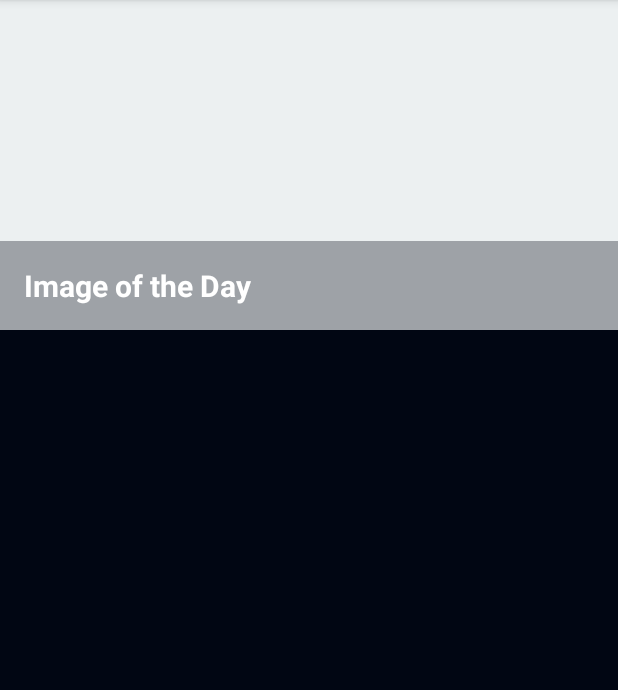
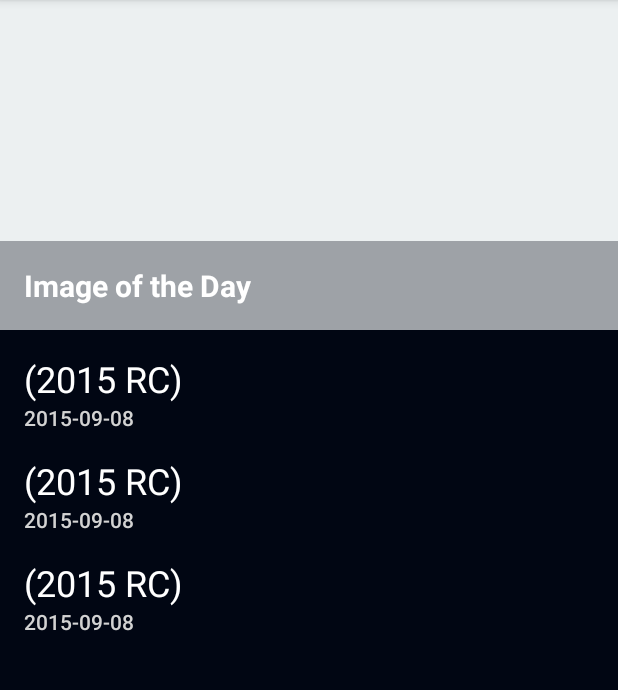
Before and after one commit to ahmed2hamy/AsteroidRadar, an Android app: the screen it shows after launch (MainActivity), on a phone screen of 412 x 824 dp, the part 84-774 px from its top. Run offline under Robolectric (Android 15) with nearby library versions, the phone set to English and light mode, and no system bars; our stand-ins replace data binding; 1 statement that could not run was skipped.

Commit message:
Added AsteroidRecyclerView with fake manually created asteroids

```diff
--- a/app/src/main/java/com/udacity/asteroidradar/BindingAdapters.kt
+++ b/app/src/main/java/com/udacity/asteroidradar/BindingAdapters.kt
@@ -3,6 +3,14 @@ package com.udacity.asteroidradar
 import android.widget.ImageView
 import android.widget.TextView
 import androidx.databinding.BindingAdapter
+import androidx.recyclerview.widget.RecyclerView
+import com.udacity.asteroidradar.main.MainFragmentAdapter
+
+@BindingAdapter("asteroidsList")
+fun bindAsteroids(recyclerView: RecyclerView, data: List<Asteroid>?){
+    val adapter = recyclerView.adapter as MainFragmentAdapter
+    adapter.submitList(data)
+}
 
 @BindingAdapter("statusIcon")
 fun bindAsteroidStatusImage(imageView: ImageView, isHazardous: Boolean) {
--- a/app/src/main/java/com/udacity/asteroidradar/main/MainFragment.kt
+++ b/app/src/main/java/com/udacity/asteroidradar/main/MainFragment.kt
@@ -13,12 +13,18 @@ class MainFragment : Fragment() {
         ViewModelProvider(this)[MainViewModel::class.java]
     }
 
-    override fun onCreateView(inflater: LayoutInflater, container: ViewGroup?,
-                              savedInstanceState: Bundle?): View {
+    override fun onCreateView(
+        inflater: LayoutInflater, container: ViewGroup?,
+        savedInstanceState: Bundle?
+    ): View {
         val binding = FragmentMainBinding.inflate(inflater)
         binding.lifecycleOwner = this
 
         binding.viewModel = viewModel
+
+        binding.asteroidRecycler.adapter = MainFragmentAdapter(MainFragmentAdapter.OnClickListener {
+
+        })
 
         setHasOptionsMenu(true)
 
--- /dev/null
+++ b/app/src/main/java/com/udacity/asteroidradar/main/MainFragmentAdapter.kt
@@ -0,0 +1,48 @@
+package com.udacity.asteroidradar.main
+
+import android.view.LayoutInflater
+import android.view.ViewGroup
+import androidx.recyclerview.widget.DiffUtil
+import androidx.recyclerview.widget.ListAdapter
+import androidx.recyclerview.widget.RecyclerView
+import com.udacity.asteroidradar.Asteroid
+import com.udacity.asteroidradar.databinding.AsteroidItemViewBinding
+
+class MainFragmentAdapter(val onClickListener: OnClickListener) :
+    ListAdapter<Asteroid, MainFragmentAdapter.AsteroidViewHolder>(DiffCallback) {
+
+
+    class AsteroidViewHolder(private val binding: AsteroidItemViewBinding) :
+        RecyclerView.ViewHolder(binding.root) {
+        fun bind(item: Asteroid) {
+            binding.asteroid = item
+            binding.executePendingBindings()
+        }
+    }
+
+    class OnClickListener(val clickListener: (asteroid: Asteroid) -> Unit) {
+        fun onClick(asteroid: Asteroid) = clickListener(asteroid)
+    }
+
+    companion object DiffCallback : DiffUtil.ItemCallback<Asteroid>() {
+        override fun areItemsTheSame(oldItem: Asteroid, newItem: Asteroid): Boolean {
+            return oldItem === newItem
+        }
+
+        override fun areContentsTheSame(oldItem: Asteroid, newItem: Asteroid): Boolean {
+            return oldItem.id == newItem.id
+        }
+
+    }
+
+    override fun onCreateViewHolder(parent: ViewGroup, viewType: Int): AsteroidViewHolder {
+        val inflater = LayoutInflater.from(parent.context)
+        val binding = AsteroidItemViewBinding.inflate(inflater, parent, false)
+        return AsteroidViewHolder(binding)
+    }
+
+    override fun onBindViewHolder(holder: AsteroidViewHolder, position: Int) {
+        val item = getItem(position)
+        holder.bind(item)
+    }
+}
--- a/app/src/main/java/com/udacity/asteroidradar/main/MainViewModel.kt
+++ b/app/src/main/java/com/udacity/asteroidradar/main/MainViewModel.kt
@@ -1,6 +1,36 @@
 package com.udacity.asteroidradar.main
 
+import androidx.lifecycle.LiveData
+import androidx.lifecycle.MutableLiveData
 import androidx.lifecycle.ViewModel
+import com.udacity.asteroidradar.Asteroid
 
 class MainViewModel : ViewModel() {
+    private val _asteroidList = MutableLiveData<List<Asteroid>>()
+
+    val asteroidList: LiveData<List<Asteroid>>
+        get() = _asteroidList
+
+    init {
+        _asteroidList.value = listOf(
+            Asteroid(
+                id = 120, codename = "(2015 RC)", closeApproachDate = "2015-09-08",
+                absoluteMagnitude = 24.3, estimatedDiameter = 0.0820427065,
+                relativeVelocity = 19.4850295284, distanceFromEarth = 0.0269230459,
+                isPotentiallyHazardous = false
+            ),
+            Asteroid(
+                id = 120, codename = "(2015 RC)", closeApproachDate = "2015-09-08",
+                absoluteMagnitude = 24.3, estimatedDiameter = 0.0820427065,
+                relativeVelocity = 19.4850295284, distanceFromEarth = 0.0269230459,
+                isPotentiallyHazardous = true
+            ),
+            Asteroid(
+                id = 120, codename = "(2015 RC)", closeApproachDate = "2015-09-08",
+                absoluteMagnitude = 24.3, estimatedDiameter = 0.0820427065,
+                relativeVelocity = 19.4850295284, distanceFromEarth = 0.0269230459,
+                isPotentiallyHazardous = false
+            ),
+        )
+    }
 }
--- /dev/null
+++ b/app/src/main/res/layout/asteroid_item_view.xml
@@ -0,0 +1,62 @@
+<?xml version="1.0" encoding="utf-8"?>
+<layout xmlns:android="http://schemas.android.com/apk/res/android"
+    xmlns:app="http://schemas.android.com/apk/res-auto"
+    xmlns:tools="http://schemas.android.com/tools">
+
+    <data>
+        <variable
+            name="asteroid"
+            type="com.udacity.asteroidradar.Asteroid" />
+
+    </data>
+
+    <androidx.constraintlayout.widget.ConstraintLayout
+        android:layout_width="match_parent"
+        android:layout_height="wrap_content"
+        android:paddingStart="@dimen/normal_padding"
+        android:paddingTop="@dimen/normal_padding"
+        android:paddingEnd="@dimen/normal_padding">
+
+        <LinearLayout
+            android:id="@+id/linearLayout"
+            android:layout_width="0dp"
+            android:layout_height="wrap_content"
+            android:layout_marginEnd="8dp"
+            android:orientation="vertical"
+            app:layout_constraintBottom_toBottomOf="parent"
+            app:layout_constraintEnd_toStartOf="@+id/asteroidStatusImageView"
+            app:layout_constraintStart_toStartOf="parent"
+            app:layout_constraintTop_toTopOf="parent">
+
+            <TextView
+                android:id="@+id/asteroidNameTextView"
+                style="@style/WhiteHeadlineTextAppearance"
+                android:layout_width="match_parent"
+                android:layout_height="wrap_content"
+                android:text="@{asteroid.codename}"
+                tools:text="Asteroid Name" />
+
+            <TextView
+                android:id="@+id/asteroidDateTextView"
+                android:layout_width="match_parent"
+                android:layout_height="wrap_content"
+                android:text="@{asteroid.closeApproachDate}"
+                android:textAppearance="@style/WhiteBody2TextAppearance"
+                tools:text="Asteroid Date" />
+
+        </LinearLayout>
+
+        <ImageView
+            android:id="@+id/asteroidStatusImageView"
+            statusIcon="@{asteroid.potentiallyHazardous}"
+            android:layout_width="wrap_content"
+            android:layout_height="wrap_content"
+            android:contentDescription="@string/asteroid_status_image"
+            app:layout_constraintBottom_toBottomOf="parent"
+            app:layout_constraintEnd_toEndOf="parent"
+            app:layout_constraintStart_toEndOf="@+id/linearLayout"
+            app:layout_constraintTop_toTopOf="parent"
+            tools:srcCompat="@drawable/ic_status_potentially_hazardous" />
+
+    </androidx.constraintlayout.widget.ConstraintLayout>
+</layout>
--- a/app/src/main/res/layout/fragment_main.xml
+++ b/app/src/main/res/layout/fragment_main.xml
@@ -1,6 +1,7 @@
 <?xml version="1.0" encoding="utf-8"?>
 <layout xmlns:android="http://schemas.android.com/apk/res/android"
-    xmlns:app="http://schemas.android.com/apk/res-auto">
+    xmlns:app="http://schemas.android.com/apk/res-auto"
+    xmlns:tools="http://schemas.android.com/tools">
 
     <data>
         <variable
@@ -48,6 +49,8 @@
             android:layout_width="0dp"
             android:layout_height="0dp"
             app:layoutManager="androidx.recyclerview.widget.LinearLayoutManager"
+            asteroidsList="@{viewModel.asteroidList}"
+            tools:listitem="@layout/asteroid_item_view"
             app:layout_constraintBottom_toBottomOf="parent"
             app:layout_constraintEnd_toEndOf="parent"
             app:layout_constraintHorizontal_bias="0.0"
--- /dev/null
+++ b/app/src/main/res/values/dimens.xml
@@ -0,0 +1,4 @@
+<?xml version="1.0" encoding="utf-8"?>
+<resources>
+    <dimen name="normal_padding">16dp</dimen>
+</resources>
--- a/app/src/main/res/values/strings.xml
+++ b/app/src/main/res/values/strings.xml
@@ -19,4 +19,5 @@
     <string name="not_hazardous_asteroid_image">Not hazardous asteroid image</string>
     <string name="this_is_nasa_s_picture_of_day_showing_nothing_yet">This is NASA\'s picture of day, showing nothing yet</string>
     <string name="nasa_picture_of_day_content_description_format">NASA\'s picture of day: %s</string>
+    <string name="asteroid_status_image">Asteroid status image</string>
 </resources>
--- a/app/src/main/res/values/styles.xml
+++ b/app/src/main/res/values/styles.xml
@@ -8,4 +8,12 @@
         <item name="colorAccent">@color/colorAccent</item>
     </style>
 
+    <style name="WhiteHeadlineTextAppearance" parent="TextAppearance.AppCompat.Headline">
+        <item name="android:textColor">@color/default_text_color</item>
+    </style>
+
+    <style name="WhiteBody2TextAppearance" parent="TextAppearance.AppCompat.Body2">
+        <item name="android:textColor">@color/text_grey</item>
+    </style>
+
 </resources>
```
